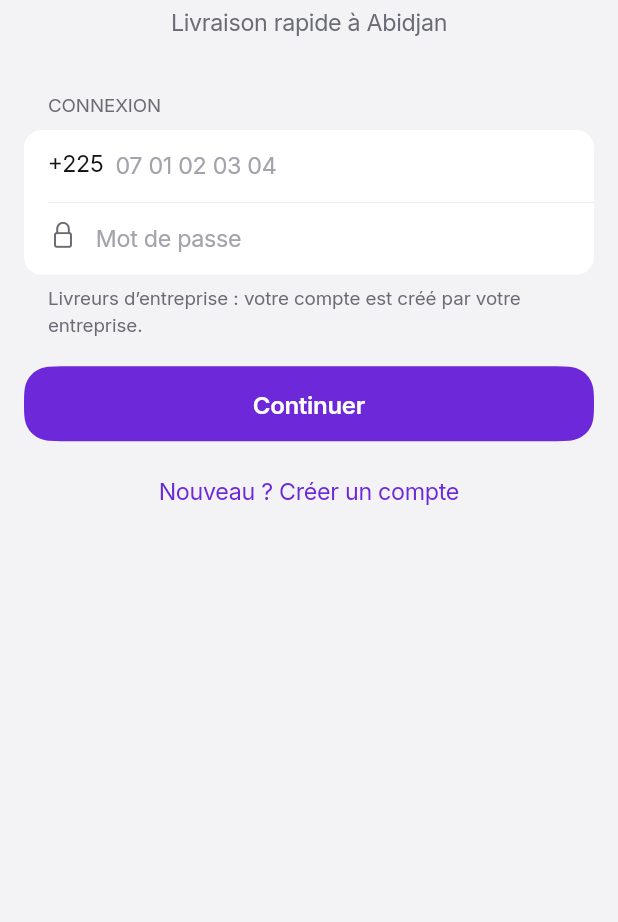
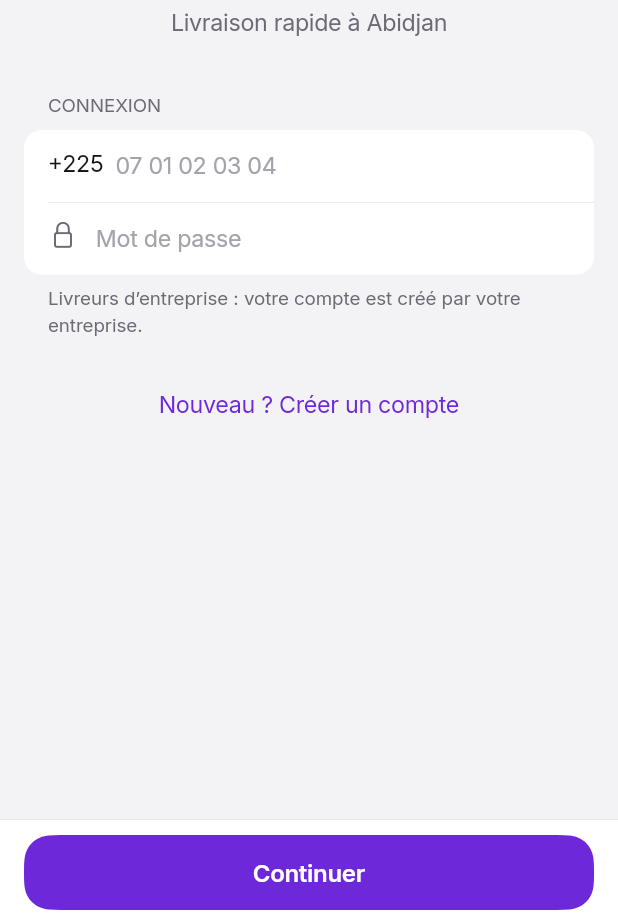
Before and after one commit to joeldjebi/leto-mobile, a Flutter app: the screen it shows after launch, on a phone screen of 412 x 824 dp, the part 314-1236 px from its top. Run offline on Flutter 3.47's test engine with Material 3 defaults, Android fonts, the phone set to English and light mode, and no system bars; our stand-ins replace audioplayers, flutter_local_notifications, flutter_map, flutter_native_contact_picker, geolocator, image_picker and 5 more; missing offline and left inert: flutter_foreground_task, live_activities; network calls fail.

Commit message:
Connexion et inscription : le bouton « Continuer » / « Créer mon compte » reste visible au-dessus du clavier (et la barre du bas de tous les formulaires)
Co-Authored-By: Claude Opus 5.5 <noreply@anthropic.com>

```diff
--- a/lib/screens/login_screen.dart
+++ b/lib/screens/login_screen.dart
@@ -64,8 +64,19 @@ class _LoginScreenState extends State<LoginScreen> {
     final p = Palette.of(context);
     return Scaffold(
       backgroundColor: p.background,
+      // Le bouton principal reste visible au-dessus du clavier pendant la saisie
+      bottomNavigationBar: GlassBottomBar(
+        child: FilledButton(
+          onPressed: _loading ? null : _submit,
+          child: _loading
+              ? const CupertinoActivityIndicator(color: Colors.white)
+              : Text(_registerMode ? 'Créer mon compte' : 'Continuer'),
+        ),
+      ),
       body: SafeArea(
+        bottom: false,
         child: ListView(
+          keyboardDismissBehavior: ScrollViewKeyboardDismissBehavior.onDrag,
           padding: const EdgeInsets.only(top: 56, bottom: 24),
           children: [
             Center(
@@ -183,16 +194,7 @@ class _LoginScreenState extends State<LoginScreen> {
                 ),
               ],
             ),
-            Padding(
-              padding: const EdgeInsets.symmetric(horizontal: 16),
-              child: FilledButton(
-                onPressed: _loading ? null : _submit,
-                child: _loading
-                    ? const CupertinoActivityIndicator(color: Colors.white)
-                    : Text(_registerMode ? 'Créer mon compte' : 'Continuer'),
-              ),
-            ),
-            const SizedBox(height: 8),
+
             CupertinoButton(
               onPressed: () => setState(() => _registerMode = !_registerMode),
               child: Text(
--- a/lib/screens/widgets.dart
+++ b/lib/screens/widgets.dart
@@ -1517,7 +1517,11 @@ class GlassBottomBar extends StatelessWidget {
   @override
   Widget build(BuildContext context) {
     final p = Palette.of(context);
-    return ClipRect(
+    // Toujours visible pendant la saisie : la barre remonte au-dessus du clavier
+    final keyboard = MediaQuery.viewInsetsOf(context).bottom;
+    return Padding(
+      padding: EdgeInsets.only(bottom: keyboard),
+      child: ClipRect(
         child: BackdropFilter(
           filter: ImageFilter.blur(sigmaX: 30, sigmaY: 30),
           child: Container(
@@ -1527,6 +1531,7 @@ class GlassBottomBar extends StatelessWidget {
             ),
             padding: const EdgeInsets.fromLTRB(16, 10, 16, 8),
             child: SafeArea(top: false, child: child),
+          ),
         ),
       ),
     );
```
Also changed, not shown: 1 other file. Lines whose indentation alone changed are shown as unchanged.
